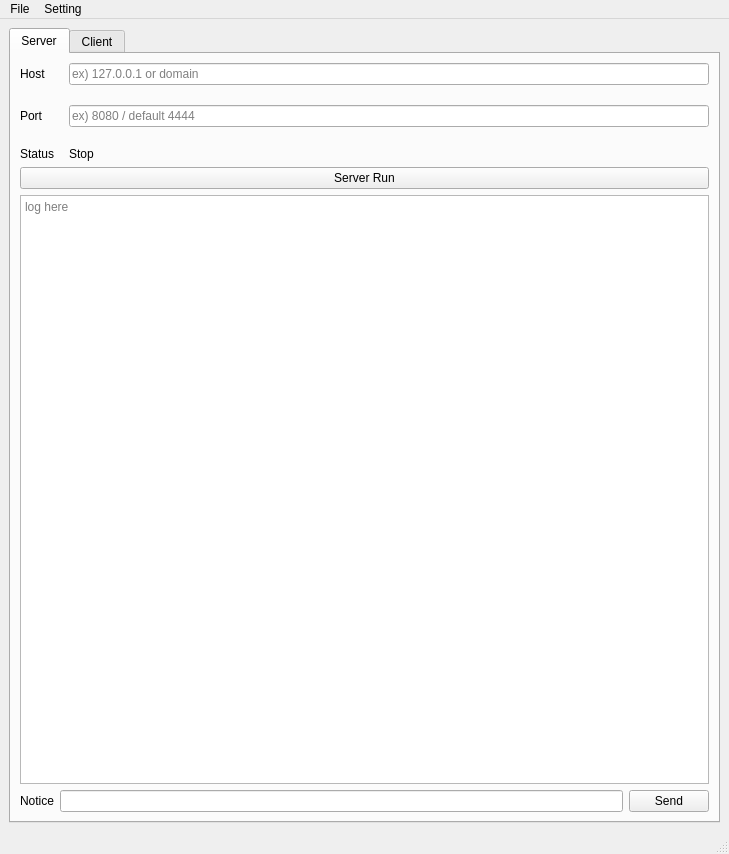
The window that socket_ui.ui (Fhwang0926/socket) describes before a commit, drawn with Qt 5.
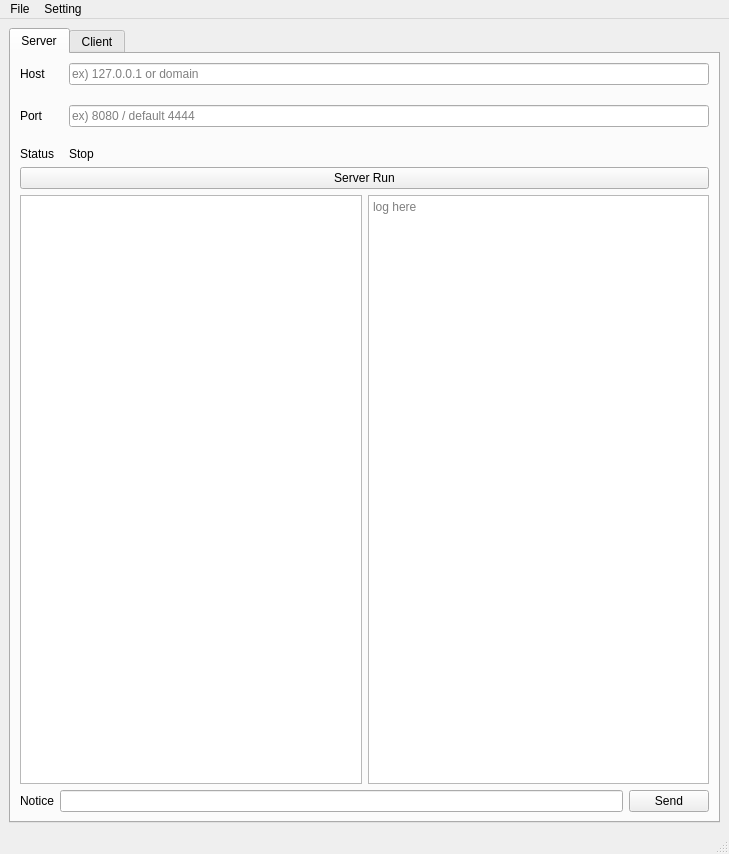
The same window after the commit.

Commit message: bug fix and reduce code......i need bug fix...:(

Diff of the .ui file:
```diff
--- a/socket_ui.ui
+++ b/socket_ui.ui
@@ -107,6 +107,11 @@
            </widget>
           </item>
           <item>
+           <layout class="QHBoxLayout" name="horizontalLayout">
+            <item>
+             <widget class="QListView" name="client_list_server"/>
+            </item>
+            <item>
            <widget class="QTextEdit" name="msg_all_server">
             <property name="readOnly">
              <bool>true</bool>
@@ -123,6 +128,8 @@
             </property>
            </widget>
           </item>
+           </layout>
+          </item>
           <item>
            <layout class="QHBoxLayout" name="horizontalLayout_2">
             <item>
```
Left out of the diff: 2 changed lines with no effect on the pictures. Lines whose indentation alone changed are shown as unchanged. The commit also changes 1 other file.
